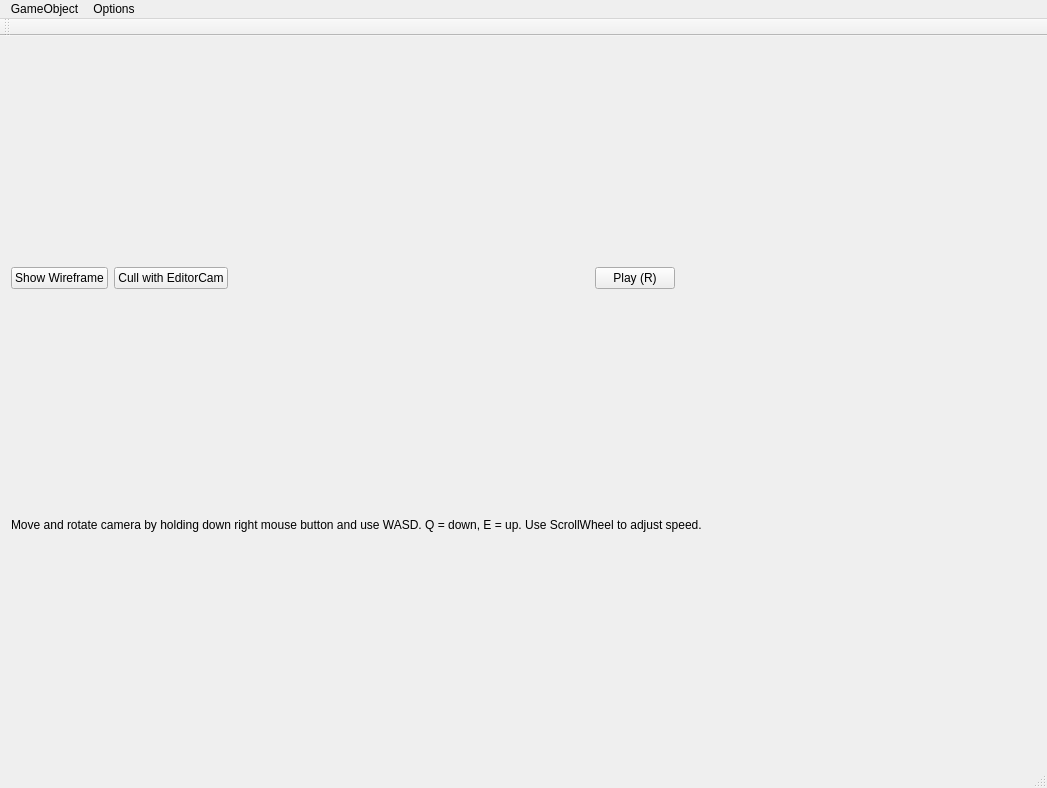
Before: the Qt Designer form mainwindow.ui in FredrikEik/Game_Engine_Architecture, drawn with Qt 5.
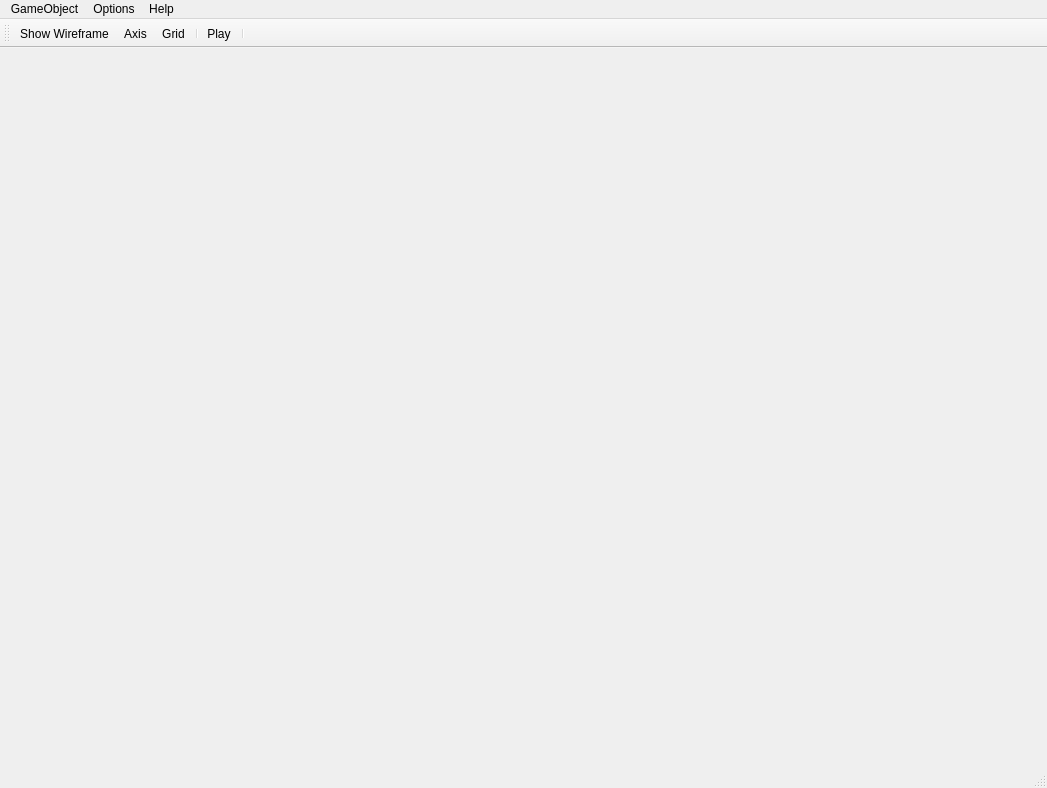
After: the same form once the commit is applied. Icons and pictures are not drawn.

Commit message: Started with fancy Editor GUI.

What changed in the file:
```diff
--- a/mainwindow.ui
+++ b/mainwindow.ui
@@ -15,90 +15,11 @@
   </property>
   <widget class="QWidget" name="centralWidget">
    <layout class="QVBoxLayout" name="verticalLayout">
-    <item>
-     <layout class="QHBoxLayout" name="horizontalLayout">
-      <item>
-       <widget class="QPushButton" name="pb_toggleWireframe">
-        <property name="text">
-         <string>Show Wireframe</string>
-        </property>
-        <property name="checkable">
-         <bool>true</bool>
-        </property>
-       </widget>
-      </item>
-      <item>
-       <widget class="QPushButton" name="pb_togglefrustumcam">
-        <property name="text">
-         <string>Cull with EditorCam</string>
-        </property>
-        <property name="checkable">
-         <bool>true</bool>
-        </property>
-        <property name="checked">
-         <bool>false</bool>
-        </property>
-       </widget>
-      </item>
-      <item>
-       <spacer name="horizontalSpacer">
-        <property name="orientation">
-         <enum>Qt::Horizontal</enum>
-        </property>
-        <property name="sizeHint" stdset="0">
-         <size>
-          <width>40</width>
-          <height>20</height>
-         </size>
-        </property>
-       </spacer>
-      </item>
-      <item>
-       <widget class="QPushButton" name="pb_togglePlay">
-        <property name="text">
-         <string>Play (R)</string>
-        </property>
-        <property name="checkable">
-         <bool>true</bool>
-        </property>
-       </widget>
-      </item>
-      <item>
-       <spacer name="horizontalSpacer_2">
-        <property name="orientation">
-         <enum>Qt::Horizontal</enum>
-        </property>
-        <property name="sizeHint" stdset="0">
-         <size>
-          <width>40</width>
-          <height>20</height>
-         </size>
-        </property>
-       </spacer>
-      </item>
-     </layout>
-    </item>
     <item>
      <layout class="QVBoxLayout" name="OpenGLLayout"/>
     </item>
     <item>
-     <widget class="QLabel" name="label">
-      <property name="sizePolicy">
-       <sizepolicy hsizetype="Preferred" vsizetype="Minimum">
-        <horstretch>0</horstretch>
-        <verstretch>0</verstretch>
-       </sizepolicy>
-      </property>
-      <property name="maximumSize">
-       <size>
-        <width>16777215</width>
-        <height>20</height>
-       </size>
-      </property>
-      <property name="text">
-       <string>Move and rotate camera by holding down right mouse button and use WASD. Q = down, E = up. Use ScrollWheel to adjust speed.</string>
-      </property>
-     </widget>
+     <layout class="QHBoxLayout" name="horizontalLayout"/>
     </item>
    </layout>
   </widget>
@@ -124,9 +45,18 @@
     </property>
     <addaction name="actionToggle_backside_culling"/>
     <addaction name="actionFrustum_Culling"/>
+    <addaction name="actionCull_With_EditorCam"/>
+   </widget>
+   <widget class="QMenu" name="menuHelp">
+    <property name="title">
+     <string>Help</string>
+    </property>
+    <addaction name="actionBasic_Editor_Controls"/>
+    <addaction name="actionKudos_to"/>
    </widget>
    <addaction name="menuGameObject"/>
    <addaction name="menuOptions"/>
+   <addaction name="menuHelp"/>
   </widget>
   <widget class="QToolBar" name="mainToolBar">
    <attribute name="toolBarArea">
@@ -135,6 +65,12 @@
    <attribute name="toolBarBreak">
     <bool>false</bool>
    </attribute>
+   <addaction name="actionWireframe"/>
+   <addaction name="actionAxis"/>
+   <addaction name="actionGrid"/>
+   <addaction name="separator"/>
+   <addaction name="actionPlay"/>
+   <addaction name="separator"/>
   </widget>
   <widget class="QStatusBar" name="statusBar"/>
   <action name="actionAdd_Triangle">
@@ -169,6 +105,94 @@
     <string>Use Frustum Culling</string>
    </property>
   </action>
+  <action name="actionBasic_Editor_Controls">
+   <property name="text">
+    <string>Basic Editor Controls...</string>
+   </property>
+  </action>
+  <action name="actionWireframe">
+   <property name="checkable">
+    <bool>true</bool>
+   </property>
+   <property name="icon">
+    <iconset resource="AppIconResources.qrc">
+     <normaloff>:/Icons/AppIcons/icons8-diamond-100.png</normaloff>
+     <normalon>:/Icons/AppIcons/icons8-diamond-96.png</normalon>:/Icons/AppIcons/icons8-diamond-100.png</iconset>
+   </property>
+   <property name="text">
+    <string>Show Wireframe</string>
+   </property>
+   <property name="toolTip">
+    <string>Toggle Wireframe</string>
+   </property>
+  </action>
+  <action name="actionPlay">
+   <property name="checkable">
+    <bool>true</bool>
+   </property>
+   <property name="icon">
+    <iconset resource="AppIconResources.qrc">
+     <normaloff>:/Icons/AppIcons/icons8-play-100.png</normaloff>
+     <normalon>:/Icons/AppIcons/icons8-stop-64.png</normalon>:/Icons/AppIcons/icons8-play-100.png</iconset>
+   </property>
+   <property name="text">
+    <string>Play</string>
+   </property>
+   <property name="toolTip">
+    <string>Play/Stop - Ctrl+R</string>
+   </property>
+   <property name="shortcut">
+    <string>Ctrl+R</string>
+   </property>
+  </action>
+  <action name="actionCull_With_EditorCam">
+   <property name="checkable">
+    <bool>true</bool>
+   </property>
+   <property name="checked">
+    <bool>false</bool>
+   </property>
+   <property name="text">
+    <string>Cull With EditorCam</string>
+   </property>
+  </action>
+  <action name="actionKudos_to">
+   <property name="text">
+    <string>Kudos to...</string>
+   </property>
+  </action>
+  <action name="actionAxis">
+   <property name="checkable">
+    <bool>true</bool>
+   </property>
+   <property name="icon">
+    <iconset resource="AppIconResources.qrc">
+     <normaloff>:/Icons/AppIcons/coordinate-system.png</normaloff>
+     <normalon>:/Icons/AppIcons/coordinate-system-invert.png</normalon>:/Icons/AppIcons/coordinate-system.png</iconset>
+   </property>
+   <property name="text">
+    <string>Axis</string>
+   </property>
+   <property name="toolTip">
+    <string>Toggle Axis</string>
+   </property>
+  </action>
+  <action name="actionGrid">
+   <property name="checkable">
+    <bool>true</bool>
+   </property>
+   <property name="icon">
+    <iconset resource="AppIconResources.qrc">
+     <normaloff>:/Icons/AppIcons/icons8-data-grid-100.png</normaloff>
+     <normalon>:/Icons/AppIcons/icons8-grid-80.png</normalon>:/Icons/AppIcons/icons8-data-grid-100.png</iconset>
+   </property>
+   <property name="text">
+    <string>Grid</string>
+   </property>
+   <property name="toolTip">
+    <string>Toggle Grid on/off</string>
+   </property>
+  </action>
  </widget>
  <layoutdefault spacing="6" margin="11"/>
  <resources/>
```
Left out of the diff: 4 changed lines with no effect on the pictures. The commit also changes 19 other files.
